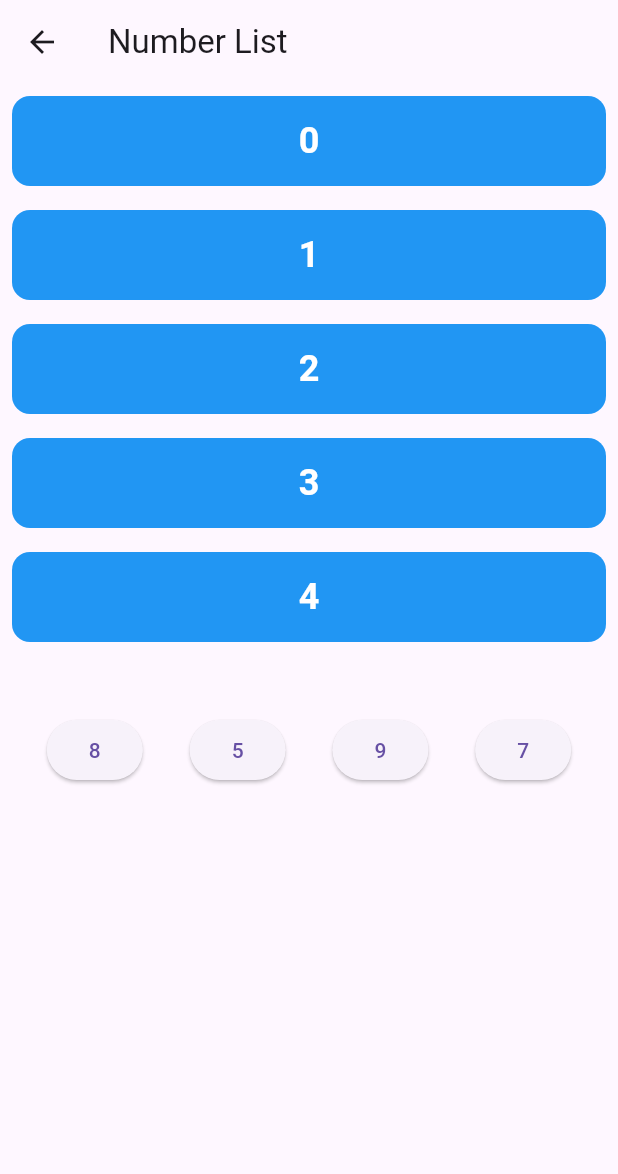
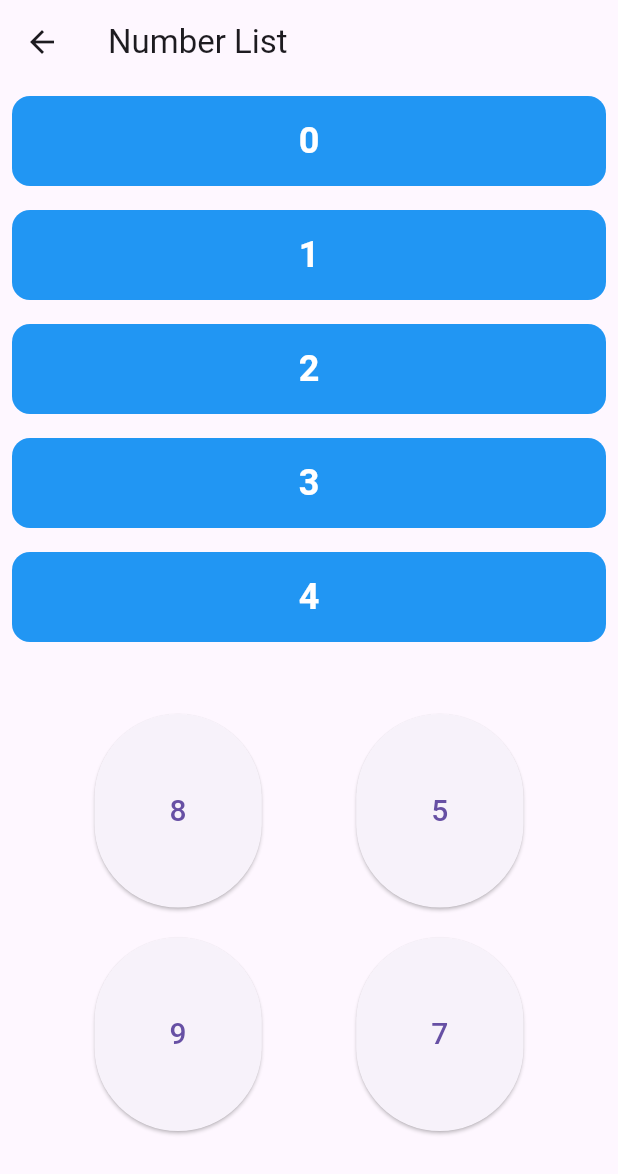
Before and after one commit to HamstyOnTour/ColorMan, a Flutter app: the CountingView screen opened directly, after a tap on an icon or button, on a phone screen of 412 x 824 dp. Shown: the top 1174 px of the screen. Run offline on Flutter 3.47's test engine with Material 3 defaults, Android fonts, the light colour scheme and no system bars; our stand-ins replace confetti, flutter_bloc, flutter_tts.

Commit message:
added tts to solution, split for answers, textstyle changed

```diff
--- a/lib/widgets/math/CountingWidget.dart
+++ b/lib/widgets/math/CountingWidget.dart
@@ -2,6 +2,7 @@ import 'package:confetti/confetti.dart';
 import 'package:flutter/material.dart';
 import 'package:flutter_bloc/flutter_bloc.dart';
 
+import '../TextToSpeech.dart';
 import 'event/CountingEvent.dart';
 
 class CountingWidget extends StatelessWidget {
@@ -18,6 +19,7 @@ class CountingView extends StatelessWidget {
   @override
   Widget build(BuildContext context) {
     final NumberBloc countingBloc = BlocProvider.of<NumberBloc>(context);
+    final TextToSpeech textToSpeech = TextToSpeech();
     return BlocProvider(
       create: (context) => countingBloc,
       child: Stack(alignment: Alignment.center, children: [
@@ -40,25 +42,48 @@ class CountingView extends StatelessWidget {
                     ),
                   ),
                   SizedBox(height: 20),
-                Row(
-                  mainAxisAlignment: MainAxisAlignment.spaceEvenly,
-                  children: [
-                    ...numbers["A"]!
-                        .map((value) => ElevatedButton(
-                            onPressed: () {
-                              if(value == numbers["S"]!.first);
-
-                              countingBloc.add(NumberPressedEvent());
-                            }, child: Text(value.toString())))
-                        .toList(),
-                  ],
-                ),
+                  buildButtonRow(
+                      numbers["A"]!.sublist(0, numbers["A"]!.length ~/ 2),
+                      numbers,
+                      textToSpeech,
+                      countingBloc),
+                  SizedBox(height: 20),
+                  buildButtonRow(
+                      numbers["A"]!.sublist(numbers["A"]!.length ~/ 2),
+                      numbers,
+                      textToSpeech,
+                      countingBloc),
                 ],
               );
             },
           ),
         ),
       ]),
+    );
+  }
+
+  Row buildButtonRow(List<int> buttons, Map<String, List<int>> numbers,
+      TextToSpeech textToSpeech, NumberBloc countingBloc) {
+    return Row(
+      mainAxisAlignment: MainAxisAlignment.spaceEvenly,
+      children: buttons
+          .map((value) => ElevatedButton(
+              style: ElevatedButton.styleFrom(padding: EdgeInsets.all(50.0)),
+              onPressed: () {
+                if (value == numbers["S"]!.first) {
+                  textToSpeech.speak("Das ist richtig!");
+                } else {
+                  textToSpeech.speak("Das war leider nichts!");
+                }
+                Future.delayed(Duration(seconds: 1), () {
+                  countingBloc.add(NumberPressedEvent());
+                });
+              },
+              child: Text(
+                value.toString(),
+                style: TextStyle(fontSize: 20.0),
+              )))
+          .toList(),
     );
   }
 }
```
Lines whose indentation alone changed are shown as unchanged.
